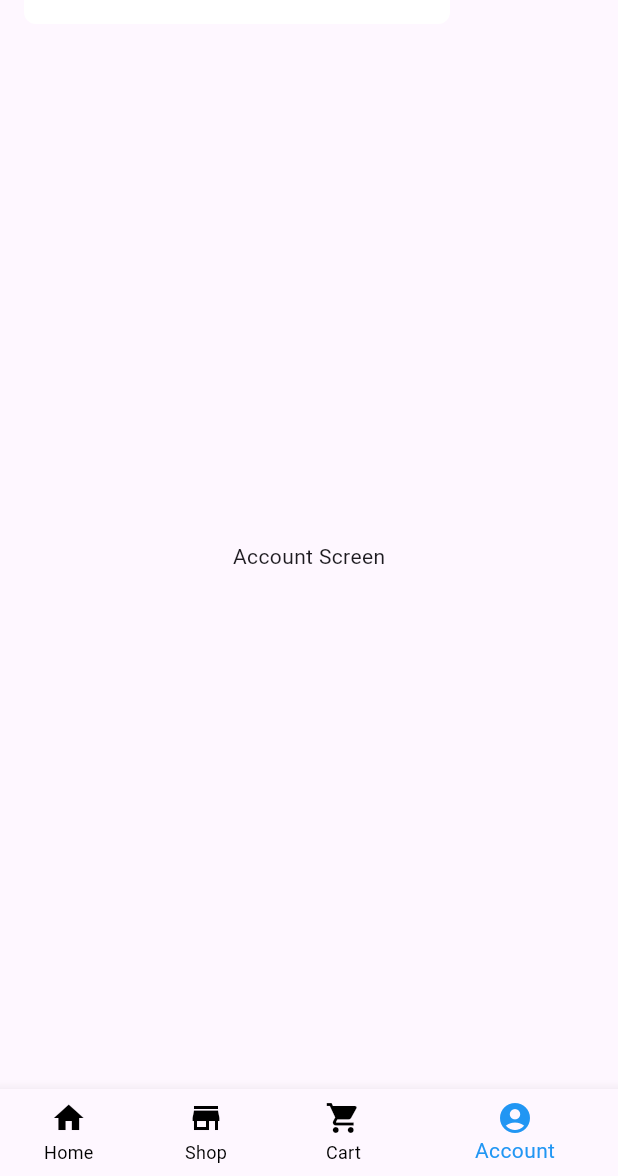
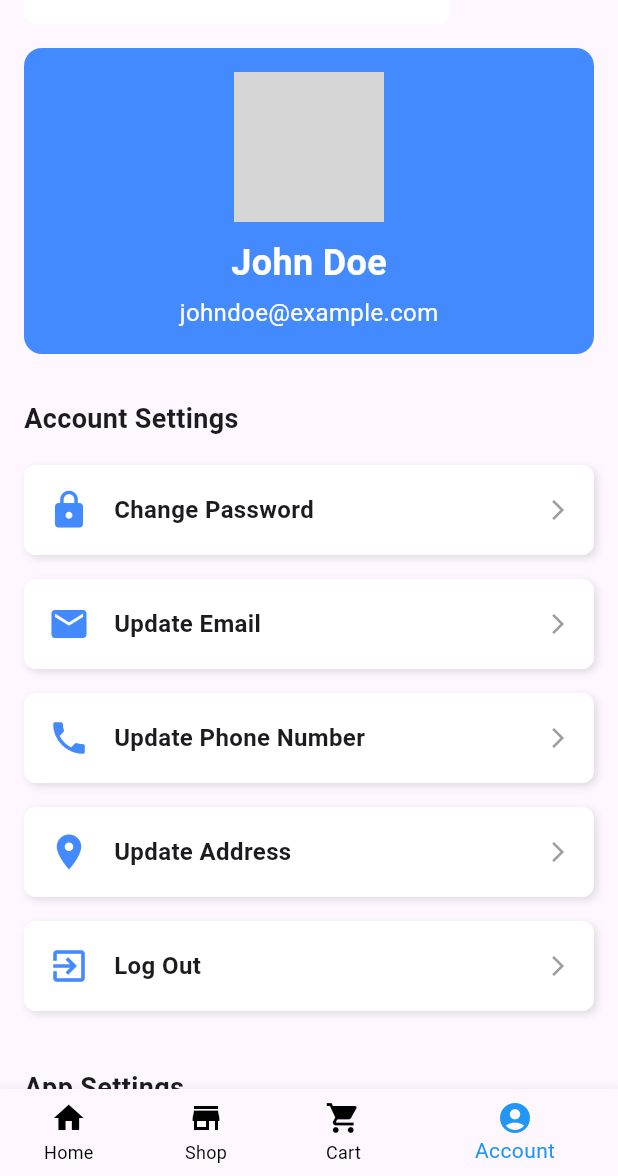
Before and after one commit to kelumchamikara/Blog-flutter-app, a Flutter app: the screen it shows after launch, item 4 of the bottom bar chosen, on a phone screen of 412 x 824 dp, the part 60-1236 px from its top. Run offline on Flutter 3.47's test engine with Material 3 defaults, Android fonts, the phone set to English and light mode, and no system bars; network calls fail; grey boxes are pictures that could not be loaded.

Commit message:
Create Account Section

```diff
--- a/lib/main.dart
+++ b/lib/main.dart
@@ -1,3 +1,4 @@
+import 'package:blog_app/screens/AccountScreen.dart';
 import 'package:blog_app/screens/HomeScreen.dart';
 import 'package:flutter/material.dart';
 
@@ -119,10 +120,3 @@ class CartScreen extends StatelessWidget {
     return Center(child: Text('Cart Screen'));
   }
 }
-
-class AccountScreen extends StatelessWidget {
-  @override
-  Widget build(BuildContext context) {
-    return Center(child: Text('Account Screen'));
-  }
-}
--- /dev/null
+++ b/lib/screens/AccountScreen.dart
@@ -0,0 +1,168 @@
+import 'package:flutter/material.dart';
+
+class AccountScreen extends StatelessWidget {
+  @override
+  Widget build(BuildContext context) {
+    return SingleChildScrollView(
+      child: Padding(
+        padding: const EdgeInsets.all(16.0),
+        child: Column(
+          crossAxisAlignment: CrossAxisAlignment.start,
+          children: [
+            // Profile Section
+            Container(
+              alignment: Alignment.center,
+              decoration: BoxDecoration(
+                borderRadius: BorderRadius.circular(12),
+                color: Colors.blueAccent,
+              ),
+              child: Padding(
+                padding: const EdgeInsets.all(16.0),
+                child: Column(
+                  children: [
+                    CircleAvatar(
+                      radius: 50,
+                      backgroundImage: NetworkImage(
+                        'https://via.placeholder.com/150', // Profile image URL
+                      ),
+                    ),
+                    SizedBox(height: 10),
+                    Text(
+                      'John Doe',
+                      style: TextStyle(
+                        color: Colors.white,
+                        fontSize: 24,
+                        fontWeight: FontWeight.bold,
+                      ),
+                    ),
+                    SizedBox(height: 5),
+                    Text(
+                      'johndoe@example.com',
+                      style: TextStyle(
+                        color: Colors.white,
+                        fontSize: 16,
+                      ),
+                    ),
+                  ],
+                ),
+              ),
+            ),
+            SizedBox(height: 30),
+
+            // Account Settings Section
+            Text(
+              'Account Settings',
+              style: TextStyle(fontSize: 18, fontWeight: FontWeight.bold),
+            ),
+            SizedBox(height: 10),
+
+            // Change Password
+            _buildAccountOption(
+              context,
+              Icons.lock,
+              'Change Password',
+              () {
+                // Navigate to Change Password Screen or handle logic
+              },
+            ),
+            _buildAccountOption(
+              context,
+              Icons.email,
+              'Update Email',
+              () {
+                // Navigate to Update Email Screen or handle logic
+              },
+            ),
+            _buildAccountOption(
+              context,
+              Icons.phone,
+              'Update Phone Number',
+              () {
+                // Navigate to Update Phone Number Screen or handle logic
+              },
+            ),
+            _buildAccountOption(
+              context,
+              Icons.location_on,
+              'Update Address',
+              () {
+                // Navigate to Update Address Screen or handle logic
+              },
+            ),
+            _buildAccountOption(
+              context,
+              Icons.exit_to_app,
+              'Log Out',
+              () {
+                // Handle Log Out logic here
+              },
+            ),
+
+            // Additional Section (Optional)
+            SizedBox(height: 30),
+            Text(
+              'App Settings',
+              style: TextStyle(fontSize: 18, fontWeight: FontWeight.bold),
+            ),
+            SizedBox(height: 10),
+            _buildAccountOption(
+              context,
+              Icons.notifications,
+              'Notifications',
+              () {
+                // Navigate to Notifications Settings Screen or handle logic
+              },
+            ),
+            _buildAccountOption(
+              context,
+              Icons.help,
+              'Help & Support',
+              () {
+                // Navigate to Help & Support Screen or handle logic
+              },
+            ),
+          ],
+        ),
+      ),
+    );
+  }
+
+  // Widget for Account Settings Options
+  Widget _buildAccountOption(
+      BuildContext context, IconData icon, String title, VoidCallback onTap) {
+    return GestureDetector(
+      onTap: onTap,
+      child: Container(
+        margin: EdgeInsets.symmetric(vertical: 8.0),
+        padding: EdgeInsets.all(16.0),
+        decoration: BoxDecoration(
+          color: Colors.white,
+          borderRadius: BorderRadius.circular(8.0),
+          boxShadow: [
+            BoxShadow(
+              color: Colors.black12,
+              blurRadius: 4,
+              offset: Offset(2, 2),
+            ),
+          ],
+        ),
+        child: Row(
+          children: [
+            Icon(icon, color: Colors.blueAccent, size: 28),
+            SizedBox(width: 16),
+            Expanded(
+              child: Text(
+                title,
+                style: TextStyle(
+                  fontSize: 16,
+                  fontWeight: FontWeight.w600,
+                ),
+              ),
+            ),
+            Icon(Icons.arrow_forward_ios, size: 16, color: Colors.grey),
+          ],
+        ),
+      ),
+    );
+  }
+}
```
